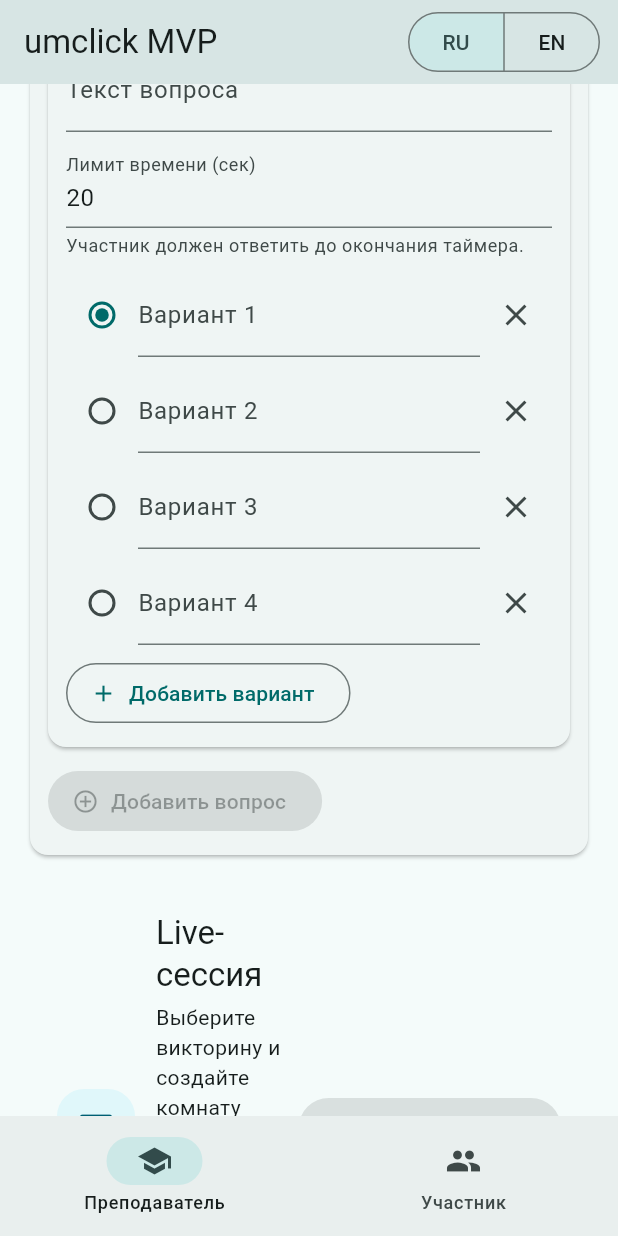
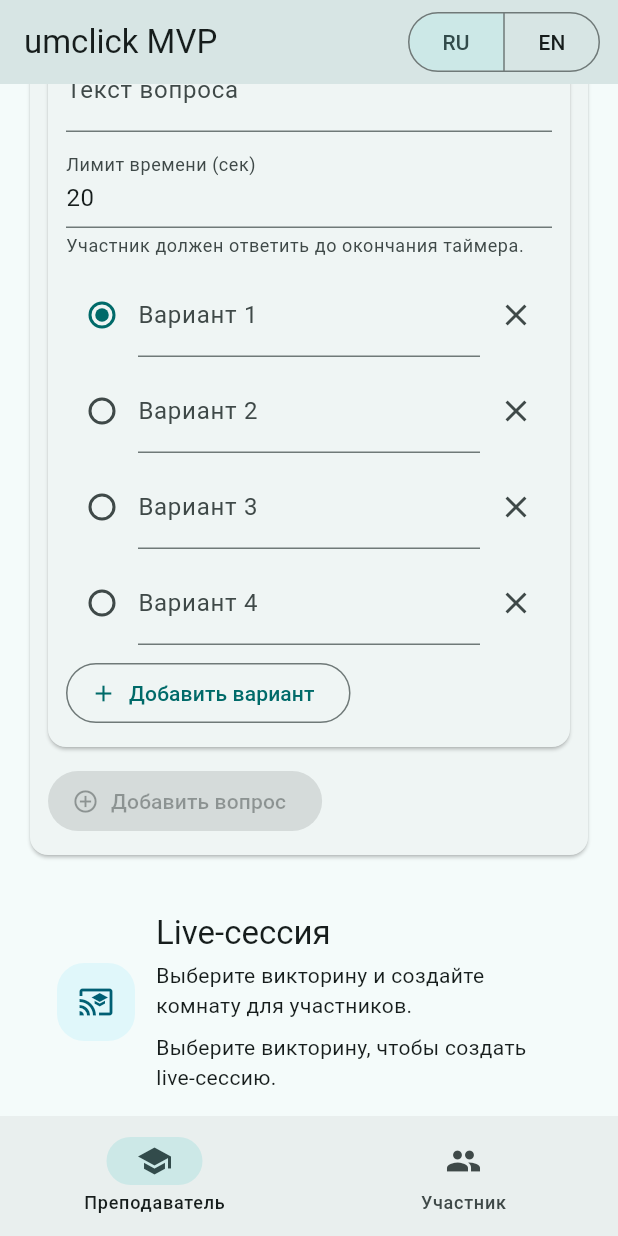
Before and after one commit to Evgl2004/umclick_01, a Flutter app: the screen it shows after launch, scrolled down 1152 dp, on a phone screen of 412 x 824 dp. Run offline on Flutter 3.47's test engine with Material 3 defaults, Android fonts, the phone set to English and light mode, and no system bars; our stand-ins replace qr_flutter, shared_preferences.

Commit message:
refactor: вынести карточку настройки сессии преподавателя

```diff
--- a/frontend/lib/features/teacher/teacher_panel.dart
+++ b/frontend/lib/features/teacher/teacher_panel.dart
@@ -15,6 +15,7 @@ import 'quiz_draft.dart';
 import 'quiz_draft_mapper.dart';
 import 'teacher_auth_session.dart';
 import 'widgets/teacher_auth_card.dart';
+import 'widgets/teacher_session_setup_card.dart';
 
 class TeacherPanel extends StatefulWidget {
   const TeacherPanel({super.key});
@@ -879,48 +880,6 @@ class _TeacherPanelState extends State<TeacherPanel> {
     });
   }
 
-  Widget _buildSessionSetupCard(BuildContext context) {
-    return AppSectionCard(
-      child: Row(
-        crossAxisAlignment: CrossAxisAlignment.center,
-        children: [
-          Container(
-            width: 52,
-            height: 52,
-            decoration: BoxDecoration(
-              color: const Color(0xFFE0F7FA),
-              borderRadius: BorderRadius.circular(18),
-            ),
-            child: const Icon(Icons.cast_for_education_outlined, color: Color(0xFF005F73)),
-          ),
-          const SizedBox(width: 14),
-          Expanded(
-            child: Column(
-              crossAxisAlignment: CrossAxisAlignment.start,
-              children: [
-                Text(appText(AppText.teacherSessionSetupTitle), style: Theme.of(context).textTheme.titleLarge),
-                const SizedBox(height: 4),
-                Text(appText(AppText.teacherSessionSetupSubtitle)),
-                const SizedBox(height: 8),
-                Text(
-                  _selectedQuizId == null
-                      ? appText(AppText.selectQuizForSession)
-                      : appText(AppText.sessionQuiz, args: {'id': _selectedQuizId}),
-                ),
-              ],
-            ),
-          ),
-          const SizedBox(width: 12),
-          FilledButton.icon(
-            onPressed: (_loading || !_isLoggedIn || _selectedQuizId == null) ? null : _createSession,
-            icon: const Icon(Icons.playlist_add_check_circle_outlined),
-            label: Text(appText(AppText.createSessionButton)),
-          ),
-        ],
-      ),
-    );
-  }
-
   Widget _buildTeacherLiveSessionCard(BuildContext context) {
     final session = _session!;
     final joinUrl = session['join_url'] as String;
@@ -1401,7 +1360,12 @@ class _TeacherPanelState extends State<TeacherPanel> {
             ),
           ),
           const SizedBox(height: 12),
-          _buildSessionSetupCard(context),
+          TeacherSessionSetupCard(
+            loading: _loading,
+            isLoggedIn: _isLoggedIn,
+            selectedQuizId: _selectedQuizId,
+            onCreateSession: _createSession,
+          ),
           if (_error != null) ...[
             const SizedBox(height: 12),
             Text(_error!, style: TextStyle(color: Theme.of(context).colorScheme.error)),
--- /dev/null
+++ b/frontend/lib/features/teacher/widgets/teacher_session_setup_card.dart
@@ -0,0 +1,105 @@
+import 'package:flutter/material.dart';
+
+import '../../../l10n/app_strings.dart';
+import '../../../shared/widgets/app_surfaces.dart';
+
+class TeacherSessionSetupCard extends StatelessWidget {
+  const TeacherSessionSetupCard({
+    super.key,
+    required this.loading,
+    required this.isLoggedIn,
+    required this.selectedQuizId,
+    required this.onCreateSession,
+  });
+
+  final bool loading;
+  final bool isLoggedIn;
+  final int? selectedQuizId;
+  final VoidCallback onCreateSession;
+
+  @override
+  Widget build(BuildContext context) {
+    final canCreateSession = !loading && isLoggedIn && selectedQuizId != null;
+
+    return AppSectionCard(
+      child: LayoutBuilder(
+        builder: (context, constraints) {
+          final compact = constraints.maxWidth < 620;
+          final details = _SessionSetupDetails(selectedQuizId: selectedQuizId);
+          final button = FilledButton.icon(
+            onPressed: canCreateSession ? onCreateSession : null,
+            icon: const Icon(Icons.playlist_add_check_circle_outlined),
+            label: Text(appText(AppText.createSessionButton)),
+          );
+
+          if (compact) {
+            return Column(
+              crossAxisAlignment: CrossAxisAlignment.stretch,
+              children: [
+                details,
+                const SizedBox(height: 14),
+                button,
+              ],
+            );
+          }
+
+          return Row(
+            crossAxisAlignment: CrossAxisAlignment.center,
+            children: [
+              Expanded(child: details),
+              const SizedBox(width: 12),
+              button,
+            ],
+          );
+        },
+      ),
+    );
+  }
+}
+
+class _SessionSetupDetails extends StatelessWidget {
+  const _SessionSetupDetails({required this.selectedQuizId});
+
+  final int? selectedQuizId;
+
+  @override
+  Widget build(BuildContext context) {
+    return Row(
+      crossAxisAlignment: CrossAxisAlignment.center,
+      children: [
+        Container(
+          width: 52,
+          height: 52,
+          decoration: BoxDecoration(
+            color: const Color(0xFFE0F7FA),
+            borderRadius: BorderRadius.circular(18),
+          ),
+          child: const Icon(
+            Icons.cast_for_education_outlined,
+            color: Color(0xFF005F73),
+          ),
+        ),
+        const SizedBox(width: 14),
+        Expanded(
+          child: Column(
+            crossAxisAlignment: CrossAxisAlignment.start,
+            children: [
+              Text(
+                appText(AppText.teacherSessionSetupTitle),
+                style: Theme.of(context).textTheme.titleLarge,
+              ),
+              const SizedBox(height: 4),
+              Text(appText(AppText.teacherSessionSetupSubtitle)),
+              const SizedBox(height: 8),
+              Text(
+                selectedQuizId == null
+                    ? appText(AppText.selectQuizForSession)
+                    : appText(AppText.sessionQuiz, args: {'id': selectedQuizId}),
+              ),
+            ],
+          ),
+        ),
+      ],
+    );
+  }
+}
```
Also changed, not shown: 1 other file.
